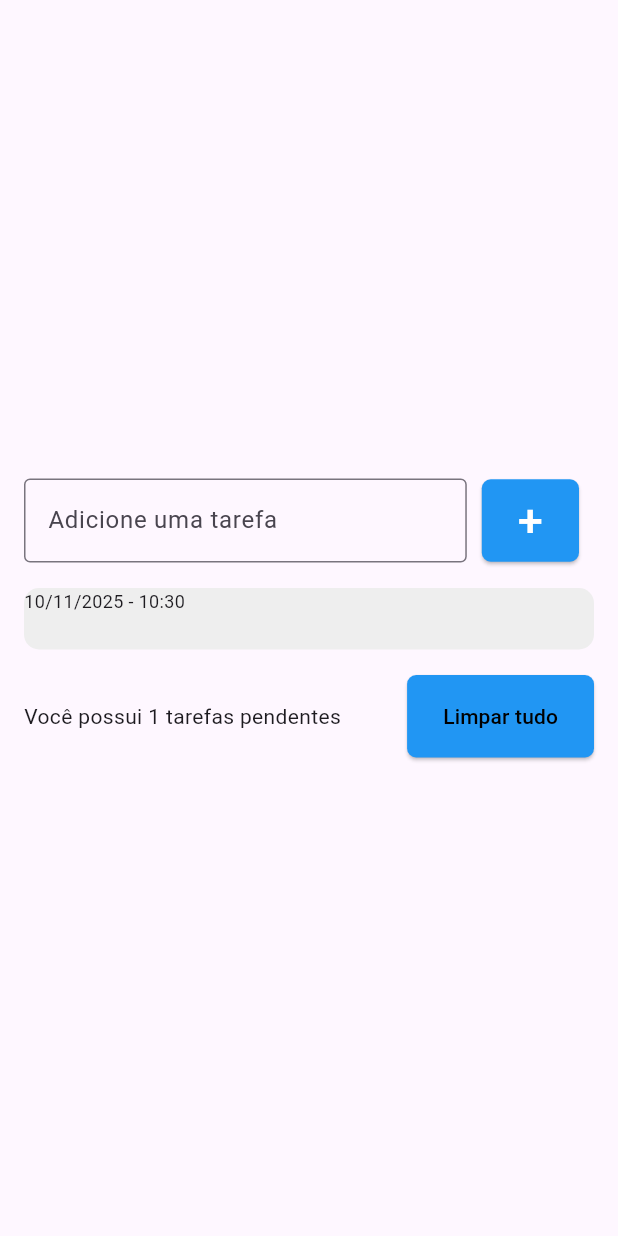
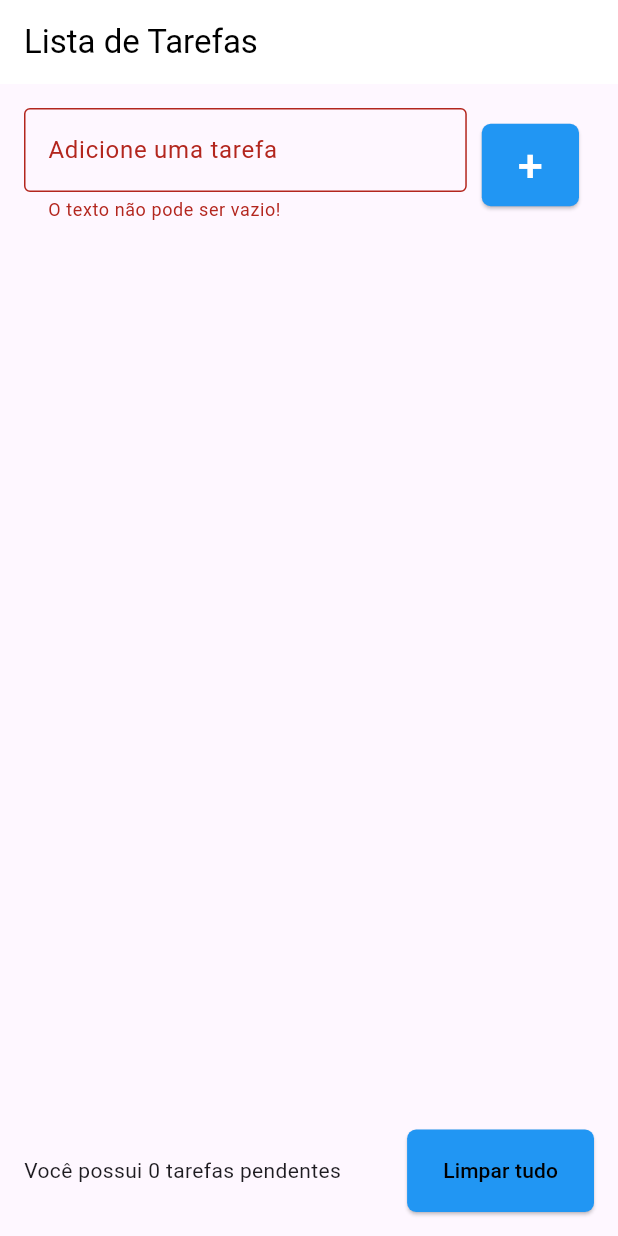
Before and after one commit to brunogomidesnunes-lang/exercicio-github, a Flutter app: the screen it shows after launch, after a tap on an icon or button, on a phone screen of 412 x 824 dp. Run offline on Flutter 3.47's test engine with Material 3 defaults, Android fonts, the light colour scheme and no system bars; our stand-ins replace shared_preferences; missing offline and left inert: slideable.

Commit message:
feat: novas funcionalidades

```diff
--- a/lib/models/todo.dart
+++ b/lib/models/todo.dart
@@ -1,8 +1,17 @@
 class Todo {
+  Todo({required this.title, required this.dateTime});
 
-  Todo({required this.title, required this.dateTime});
+  Todo.fromJson(Map<String, dynamic> json)
+      : title = json['title'],
+        dateTime = DateTime.parse(json['dateTime']);
 
   String title;
   DateTime dateTime;
 
+  Map<String, dynamic> toJson() {
+    return {
+      'title': title,
+      'dateTime': dateTime.toIso8601String(),
+    };
+  }
 }
--- a/lib/pages/todo_list_page.dart
+++ b/lib/pages/todo_list_page.dart
@@ -1,4 +1,5 @@
 import 'package:flutter/material.dart';
+import 'package:lista_tarefas2/repositories/todo_repository.dart';
 
 import '../models/todo.dart';
 import '../widgets/todo_list_item.dart';
@@ -6,7 +7,6 @@ import '../widgets/todo_list_item.dart';
 class TodoListPage extends StatefulWidget {
   TodoListPage({super.key});
 
-  List<Todo> todos = [];
 
   @override
   State<TodoListPage> createState() => _TodoListPageState();
@@ -14,20 +14,44 @@ class TodoListPage extends StatefulWidget {
 
 class _TodoListPageState extends State<TodoListPage> {
   final TextEditingController todoController = TextEditingController();
+  final TodoRepository todoRepository = TodoRepository();
+
 
   List<Todo> todos = [];
   Todo? deletedTodo;
   int? deletedTodoPos;
 
+  String? errorText;
+
+
+  @override
+  void initState(){
+    super.initState();
+
+    todoRepository.getTodoList().then((value){
+      setState(() {
+        todos = value;
+      });
+    });
+  }
+
+
+
+
   @override
   Widget build(BuildContext context) {
     return SafeArea(
       child: Scaffold(
+        appBar: AppBar(
+          title: Text('Lista de Tarefas'),
+          centerTitle: false,
+         backgroundColor: Colors.white,
+          foregroundColor: Colors.black,
+        ),
         body: Center(
           child: Padding(
             padding: const EdgeInsets.all(16),
             child: Column(
-              mainAxisSize: MainAxisSize.min,
               children: [
                 Row(
                   children: [
@@ -38,6 +62,7 @@ class _TodoListPageState extends State<TodoListPage> {
                           border: OutlineInputBorder(),
                           labelText: 'Adicione uma tarefa',
                           hintText: 'Ex. Estudar',
+                          errorText: errorText,
                         ),
                       ),
                     ),
@@ -45,14 +70,22 @@ class _TodoListPageState extends State<TodoListPage> {
                     ElevatedButton(
                       onPressed: () {
                         String text = todoController.text;
+                        if(text.isEmpty){
+                          setState(() {
+                            errorText = 'O texto não pode ser vazio!';
+                          });
+                          return;
+                        }
                         setState(() {
                           Todo newTodo = Todo(
                             title: text,
                             dateTime: DateTime.now(),
                           );
                           todos.add(newTodo);
+                          errorText = null;
                         });
                         todoController.clear();
+                        todoRepository.saveTodoList(todos);
                       },
                       style: ElevatedButton.styleFrom(
                         backgroundColor: Colors.blue,
@@ -72,10 +105,13 @@ class _TodoListPageState extends State<TodoListPage> {
                 SizedBox(height: 15),
                 Flexible(
                   child: ListView(
-                    shrinkWrap: true,
                     children: [
                       for (Todo todo in todos)
-                        TodoListItem(todo: todo, onDelete: onDelete),
+                        TodoListItem(
+                          todo: todo,
+                          onDelete: onDelete,
+                          onEdit: onEdit,
+                        ),
                     ],
                   ),
                 ),
@@ -109,6 +145,63 @@ class _TodoListPageState extends State<TodoListPage> {
     );
   }
 
+  void onEdit(Todo todo) {
+    // Cria um controlador de texto e já o preenche com o título atual da tarefa
+    final TextEditingController editController =
+    TextEditingController(text: todo.title);
+
+    // Exibe um diálogo de alerta
+    showDialog(
+      context: context,
+      builder: (context) {
+        return AlertDialog(
+          title: Text('Editar Tarefa'),
+          // Campo de texto para edição
+          content: TextField(
+            controller: editController,
+            autofocus: true, // Foca automaticamente no campo
+            decoration: InputDecoration(
+              labelText: 'Novo título',
+              hintText: 'Digite o novo título da tarefa',
+            ),
+          ),
+          actions: [
+            // Botão de Cancelar
+            TextButton(
+              child: Text('Cancelar'),
+              onPressed: () {
+                Navigator.of(context).pop(); // Apenas fecha o diálogo
+              },
+            ),
+            // Botão de Salvar
+            TextButton(
+              child: Text('Salvar'),
+              onPressed: () {
+                String newTitle = editController.text;
+                if (newTitle.isNotEmpty) {
+                  // Se o texto não estiver vazio
+                  setState(() {
+                    // Atualiza o título do objeto 'todo'
+                    todo.title = newTitle;
+                    // Opcional: atualizar a data da modificação
+                    // todo.dateTime = DateTime.now();
+                  });
+                  // Salva a lista inteira (com o item modificado) na persistência
+                  todoRepository.saveTodoList(todos);
+                  Navigator.of(context).pop(); // Fecha o diálogo
+                }
+                // Você pode adicionar um 'errorText' no diálogo aqui também, se desejar
+              },
+            ),
+          ],
+        );
+      },
+    );
+  }
+
+
+
+
   void onDelete(Todo todo) {
     deletedTodo = todo;
     deletedTodoPos = todos.indexOf(todo);
@@ -116,6 +209,7 @@ class _TodoListPageState extends State<TodoListPage> {
     setState(() {
       todos.remove(todo);
     });
+    todoRepository.saveTodoList(todos);
 
     ScaffoldMessenger.of(context).clearSnackBars();
     ScaffoldMessenger.of(context).showSnackBar(
@@ -128,12 +222,28 @@ class _TodoListPageState extends State<TodoListPage> {
             setState(() {
               todos.insert(deletedTodoPos!, deletedTodo!);
             });
+            todoRepository.saveTodoList(todos);
           },
         ),
         duration: const Duration(seconds: 5),
       ),
     );
   }
+
+
+
+
+
+
+
+
+
+
+
+
+
+
+
 
   void showDeleteTodosConfirmationDialog() {
     showDialog(
@@ -163,9 +273,6 @@ class _TodoListPageState extends State<TodoListPage> {
     setState(() {
       todos.clear();
     });
-
-
-
+    todoRepository.saveTodoList(todos);
   }
-
 }
--- /dev/null
+++ b/lib/repositories/todo_repository.dart
@@ -0,0 +1,22 @@
+import 'dart:convert';
+import 'package:shared_preferences/shared_preferences.dart';
+import '../models/todo.dart';
+
+const todoListKey = 'todo_list';
+
+class TodoRepository {
+  late SharedPreferences sharedPreferences;
+
+  Future<List<Todo>> getTodoList() async {
+    sharedPreferences = await SharedPreferences.getInstance();
+    final String jsonString = sharedPreferences.getString(todoListKey) ?? '[]';
+    final List jsonDecoded = json.decode(jsonString) as List;
+
+    return jsonDecoded.map((e) => Todo.fromJson(e)).toList();
+  }
+
+  void saveTodoList(List<Todo> todos) {
+    final String jsonString = json.encode(todos);
+    sharedPreferences.setString(todoListKey, jsonString);
+  }
+}
--- a/lib/widgets/todo_list_item.dart
+++ b/lib/widgets/todo_list_item.dart
@@ -4,10 +4,11 @@ import '../models/todo.dart';
 import 'package:slideable/Slideable.dart';
 
 class TodoListItem extends StatelessWidget {
-  const TodoListItem({super.key, required this.todo, required this.onDelete});
+  const TodoListItem({super.key, required this.todo, required this.onDelete,required this.onEdit,});
 
   final Todo todo;
   final Function(Todo) onDelete;
+  final Function(Todo) onEdit;
 
   @override
   Widget build(BuildContext context) {
@@ -24,6 +25,7 @@ class TodoListItem extends StatelessWidget {
         ActionItems(
           icon: const Icon(Icons.edit, color: Colors.blue),
           onPress: () {
+            onEdit(todo);
             print('Abrir tela de Edição para: ${todo.title}');
           },
           backgroudColor: Colors.transparent,
@@ -51,6 +53,6 @@ class TodoListItem extends StatelessWidget {
           ),
         ),
       ),
-    ); // Parêntese extra removido aqui!
+    );
   }
 }
--- a/pubspec.yaml
+++ b/pubspec.yaml
@@ -37,6 +37,7 @@ dependencies:
   cupertino_icons: ^1.0.8
   intl:
   slideable: ^0.0.2
+  shared_preferences: ^2.5.3
 
 dev_dependencies:
   flutter_test:
```
Also changed, not shown: pubspec.lock.
